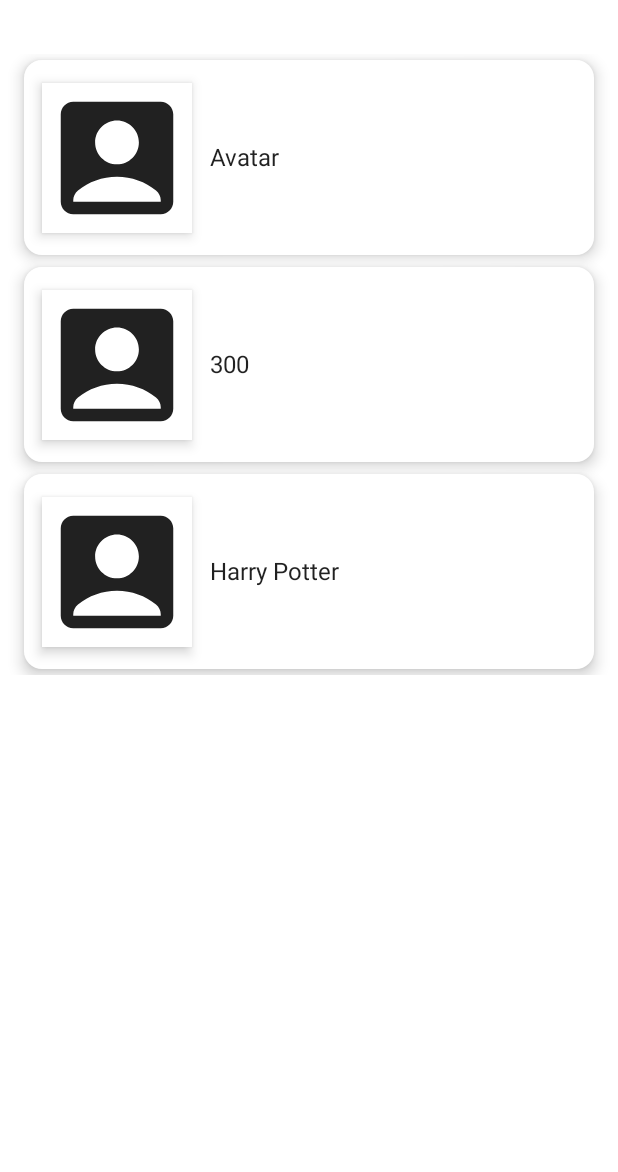
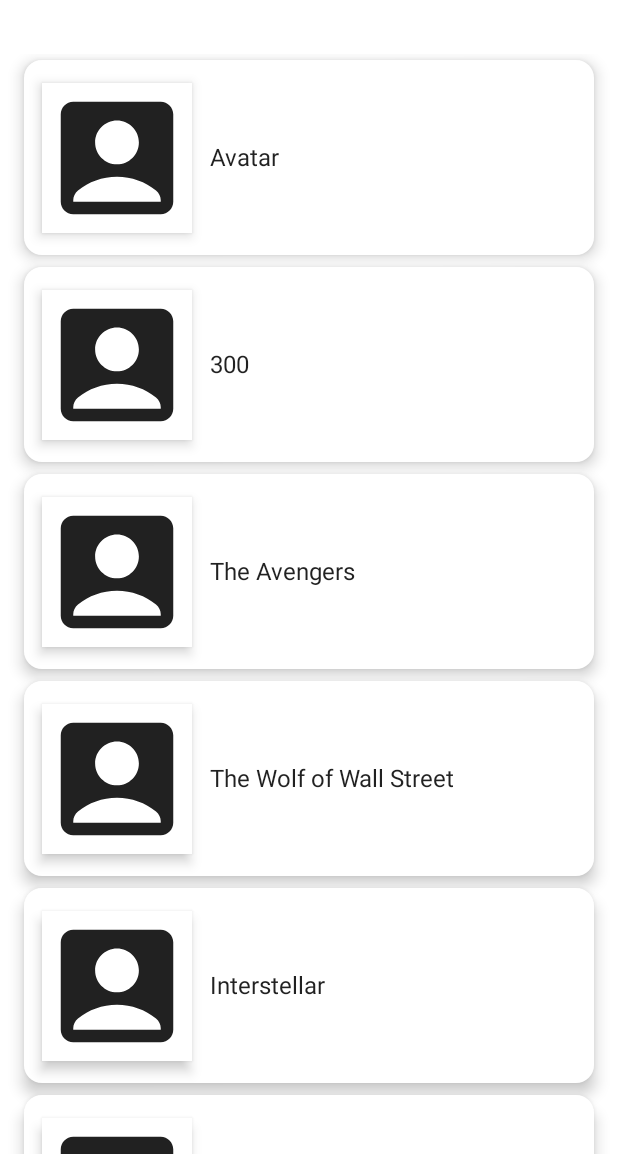
Before and after one commit to nishatoma/MovieApp, an Android app built with Jetpack Compose: the screen it shows after launch (MainActivity), on a phone screen of 412 x 824 dp, the part 64-1236 px from its top. Run offline under Robolectric (Android 15) with nearby library versions, the phone set to English and light mode, and no system bars.

Commit message:
Adding movie data class and refactoring some code

```diff
--- a/app/src/main/java/com/example/movieapp/MainActivity.kt
+++ b/app/src/main/java/com/example/movieapp/MainActivity.kt
@@ -1,26 +1,10 @@
 package com.example.movieapp
 
 import android.os.Bundle
-import android.util.Log
 import androidx.activity.ComponentActivity
 import androidx.activity.compose.setContent
-import androidx.compose.foundation.clickable
-import androidx.compose.foundation.layout.*
-import androidx.compose.foundation.lazy.LazyColumn
-import androidx.compose.foundation.lazy.items
-import androidx.compose.foundation.shape.CornerSize
-import androidx.compose.foundation.shape.RoundedCornerShape
-import androidx.compose.material.*
-import androidx.compose.material.icons.Icons
-import androidx.compose.material.icons.filled.AccountBox
 import androidx.compose.runtime.Composable
-import androidx.compose.ui.Alignment
-import androidx.compose.ui.Modifier
-import androidx.compose.ui.graphics.Color
-import androidx.compose.ui.graphics.RectangleShape
 import androidx.compose.ui.tooling.preview.Preview
-import androidx.compose.ui.unit.dp
-import androidx.navigation.NavController
 import com.example.movieapp.navigation.MovieNavigation
 import com.example.movieapp.ui.theme.MovieAppTheme
 
@@ -44,35 +28,6 @@ fun MyApp(content: @Composable () -> Unit) {
     }
 }
 
-
-@Composable
-fun MovieRow(movie: String, onItemClick: (String) -> Unit = {}) {
-    Card(modifier = Modifier
-        .padding(4.dp)
-        .fillMaxWidth()
-        .height(130.dp)
-        .clickable {
-            onItemClick(movie)
-        },
-    shape = RoundedCornerShape(corner = CornerSize(12.dp)),
-    elevation = 6.dp) {
-        Row(verticalAlignment = Alignment.CenterVertically,
-        horizontalArrangement = Arrangement.Start) {
-            Surface(modifier = Modifier
-                .padding(12.dp)
-                .size(100.dp),
-            shape = RectangleShape,
-            elevation = 5.dp) {
-                Icon(imageVector = Icons.Default.AccountBox,
-                    contentDescription = "Movie Image")
-            }
-
-            Text(text = movie)
-        }
-
-    }
-}
-
 @Preview(showBackground = true)
 @Composable
 fun DefaultPreview() {
--- a/app/src/main/java/com/example/movieapp/components/ScaffoldComponent.kt
+++ /dev/null
@@ -1,39 +0,0 @@
-package com.example.movieapp.components
-
-import androidx.compose.foundation.layout.Spacer
-import androidx.compose.foundation.layout.padding
-import androidx.compose.material.Scaffold
-import androidx.compose.material.Text
-import androidx.compose.material.TopAppBar
-import androidx.compose.runtime.Composable
-import androidx.compose.ui.Modifier
-import androidx.compose.ui.graphics.Color
-import androidx.compose.ui.unit.Dp
-import androidx.compose.ui.unit.dp
-
-@Composable
-fun MovieAppTopBar(
-    backGroundColor: Color = Color.White,
-    elevation: Dp = 0.dp,
-    padding: Dp = 0.dp,
-    topBarText: String = "Movies",
-    navigationIcon: @Composable (() -> Unit)? = null,
-    content: @Composable () -> Unit
-) {
-    // Scaffold
-    Scaffold(topBar = {
-        TopAppBar(
-            backgroundColor = backGroundColor,
-            elevation = elevation,
-            modifier = Modifier.padding(padding)
-        ) {
-            if (navigationIcon != null) {
-                navigationIcon()
-            }
-            Spacer(modifier = Modifier.padding(5.dp))
-            Text(text = topBarText)
-        }
-    }) {
-        content()
-    }
-}
--- /dev/null
+++ b/app/src/main/java/com/example/movieapp/components/Widgets.kt
@@ -0,0 +1,80 @@
+package com.example.movieapp.components
+
+import androidx.compose.foundation.clickable
+import androidx.compose.foundation.layout.*
+import androidx.compose.foundation.shape.CornerSize
+import androidx.compose.foundation.shape.RoundedCornerShape
+import androidx.compose.material.*
+import androidx.compose.material.icons.Icons
+import androidx.compose.material.icons.filled.AccountBox
+import androidx.compose.runtime.Composable
+import androidx.compose.ui.Alignment
+import androidx.compose.ui.Modifier
+import androidx.compose.ui.graphics.Color
+import androidx.compose.ui.graphics.RectangleShape
+import androidx.compose.ui.unit.Dp
+import androidx.compose.ui.unit.dp
+import com.example.movieapp.model.Movie
+
+@Composable
+fun MovieAppTopBar(
+    backGroundColor: Color = Color.White,
+    elevation: Dp = 0.dp,
+    padding: Dp = 0.dp,
+    topBarText: String = "Movies",
+    navigationIcon: @Composable (() -> Unit)? = null,
+    content: @Composable () -> Unit
+) {
+    // Scaffold
+    Scaffold(topBar = {
+        TopAppBar(
+            backgroundColor = backGroundColor,
+            elevation = elevation,
+            modifier = Modifier.padding(padding)
+        ) {
+            if (navigationIcon != null) {
+                navigationIcon()
+            }
+            Spacer(modifier = Modifier.padding(5.dp))
+            Text(text = topBarText)
+        }
+    }) {
+        content()
+    }
+}
+
+@Composable
+fun MovieRow(movie: Movie, onItemClick: (String) -> Unit = {}) {
+    Card(
+        modifier = Modifier
+            .padding(4.dp)
+            .fillMaxWidth()
+            .height(130.dp)
+            .clickable {
+                onItemClick(movie.id)
+            },
+        shape = RoundedCornerShape(corner = CornerSize(12.dp)),
+        elevation = 6.dp
+    ) {
+        Row(
+            verticalAlignment = Alignment.CenterVertically,
+            horizontalArrangement = Arrangement.Start
+        ) {
+            Surface(
+                modifier = Modifier
+                    .padding(12.dp)
+                    .size(100.dp),
+                shape = RectangleShape,
+                elevation = 5.dp
+            ) {
+                Icon(
+                    imageVector = Icons.Default.AccountBox,
+                    contentDescription = "Movie Image"
+                )
+            }
+
+            Text(text = movie.title)
+        }
+
+    }
+}
--- /dev/null
+++ b/app/src/main/java/com/example/movieapp/model/Movie.kt
@@ -0,0 +1,154 @@
+package com.example.movieapp.model
+
+data class Movie(
+    val id: String,
+    val title: String,
+    val year: String,
+    val genre: String,
+    val director: String,
+    val actors: String,
+    val plot: String,
+    val poster: String,
+    val images: List<String>,
+    val rating: String
+)
+
+fun getMovies(): List<Movie> {
+    return listOf(
+        Movie(id = "tt0499549",
+            title = "Avatar",
+            year = "2009",
+            genre = "Action, Adventure, Fantasy",
+            director = "James Cameron",
+            actors = "Sam Worthington, Zoe Saldana, Sigourney Weaver, Stephen Lang",
+            plot = "A paraplegic marine dispatched to the moon Pandora on a unique mission becomes torn between following his orders and protecting the world he feels is his home.",
+            poster = "http://ia.media-imdb.com/images/M/MV5BMTYwOTEwNjAzMl5BMl5BanBnXkFtZTcwODc5MTUwMw@@._V1_SX300.jpg",
+            images = listOf("https://images-na.ssl-images-amazon.com/images/M/MV5BMjEyOTYyMzUxNl5BMl5BanBnXkFtZTcwNTg0MTUzNA@@._V1_SX1500_CR0,0,1500,999_AL_.jpg",
+                "https://images-na.ssl-images-amazon.com/images/M/MV5BNzM2MDk3MTcyMV5BMl5BanBnXkFtZTcwNjg0MTUzNA@@._V1_SX1777_CR0,0,1777,999_AL_.jpg",
+                "https://images-na.ssl-images-amazon.com/images/M/MV5BMTY2ODQ3NjMyMl5BMl5BanBnXkFtZTcwODg0MTUzNA@@._V1_SX1777_CR0,0,1777,999_AL_.jpg",
+                "https://images-na.ssl-images-amazon.com/images/M/MV5BMTMxOTEwNDcxN15BMl5BanBnXkFtZTcwOTg0MTUzNA@@._V1_SX1777_CR0,0,1777,999_AL_.jpg",
+                "https://images-na.ssl-images-amazon.com/images/M/MV5BMTYxMDg1Nzk1MV5BMl5BanBnXkFtZTcwMDk0MTUzNA@@._V1_SX1500_CR0,0,1500,999_AL_.jpg"),
+            rating = "7.9"),
+
+        Movie(id = "tt0416449",
+            title = "300",
+            year = "2006",
+            genre = "Action, Drama, Fantasy",
+            director = "Zack Snyder",
+            actors = "Gerard Butler, Lena Headey, Dominic West, David Wenham",
+            plot = "King Leonidas of Sparta and a force of 300 men fight the Persians at Thermopylae in 480 B.C.",
+            poster = "http://ia.media-imdb.com/images/M/MV5BMjAzNTkzNjcxNl5BMl5BanBnXkFtZTYwNDA4NjE3._V1_SX300.jpg",
+            images = listOf("https://images-na.ssl-images-amazon.com/images/M/MV5BMTMwNTg5MzMwMV5BMl5BanBnXkFtZTcwMzA2NTIyMw@@._V1_SX1777_CR0,0,1777,937_AL_.jpg",
+                "https://images-na.ssl-images-amazon.com/images/M/MV5BMTQwNTgyNTMzNF5BMl5BanBnXkFtZTcwNDA2NTIyMw@@._V1_SX1777_CR0,0,1777,935_AL_.jpg",
+                "https://images-na.ssl-images-amazon.com/images/M/MV5BMTc0MjQzOTEwMV5BMl5BanBnXkFtZTcwMzE2NTIyMw@@._V1_SX1777_CR0,0,1777,947_AL_.jpg"
+
+            ),
+            rating = "7.7"),
+
+        Movie(id = "tt0848228",
+            title = "The Avengers",
+            year = "2012",
+            genre = "Action, Sci-Fi, Thriller",
+            director = "Joss Whedon",
+            actors = "Robert Downey Jr., Chris Evans, Mark Ruffalo, Chris Hemsworth",
+            plot = "Earth's mightiest heroes must come together and learn to fight as a team if they are to stop the mischievous Loki and his alien army from enslaving humanity.",
+            poster = "http://ia.media-imdb.com/images/M/MV5BMTk2NTI1MTU4N15BMl5BanBnXkFtZTcwODg0OTY0Nw@@._V1_SX300.jpg",
+            images = listOf("https://images-na.ssl-images-amazon.com/images/M/MV5BMTA0NjY0NzE4OTReQTJeQWpwZ15BbWU3MDczODg2Nzc@._V1_SX1777_CR0,0,1777,999_AL_.jpg",
+                "https://images-na.ssl-images-amazon.com/images/M/MV5BMjE1MzEzMjcyM15BMl5BanBnXkFtZTcwNDM4ODY3Nw@@._V1_SX1777_CR0,0,1777,999_AL_.jpg",
+                "https://images-na.ssl-images-amazon.com/images/M/MV5BMjMwMzM2MTg1M15BMl5BanBnXkFtZTcwNjM4ODY3Nw@@._V1_SX1777_CR0,0,1777,999_AL_.jpg",
+                "https://images-na.ssl-images-amazon.com/images/M/MV5BMTQ4NzM2Mjc5MV5BMl5BanBnXkFtZTcwMTkwOTY3Nw@@._V1_SX1777_CR0,0,1777,999_AL_.jpg",
+                "https://images-na.ssl-images-amazon.com/images/M/MV5BMTc3MzQ3NjA5N15BMl5BanBnXkFtZTcwMzY5OTY3Nw@@._V1_SX1777_CR0,0,1777,999_AL_.jpg"),
+            rating = "8.1"),
+
+        Movie(id = "tt0993846",
+            title = "The Wolf of Wall Street",
+            year = "2013",
+            genre = "Biography, Comedy, Crime",
+            director = "Martin Scorsese",
+            actors = "Leonardo DiCaprio, Jonah Hill, Margot Robbie, Matthew McConaughey",
+            plot = "Based on the true story of Jordan Belfort, from his rise to a wealthy stock-broker living the high life to his fall involving crime, corruption and the federal government.",
+            poster = "http://ia.media-imdb.com/images/M/MV5BMjIxMjgxNTk0MF5BMl5BanBnXkFtZTgwNjIyOTg2MDE@._V1_SX300.jpg",
+            images = listOf("https://images-na.ssl-images-amazon.com/images/M/MV5BNDIwMDIxNzk3Ml5BMl5BanBnXkFtZTgwMTg0MzQ4MDE@._V1_SX1500_CR0,0,1500,999_AL_.jpg",
+                "https://images-na.ssl-images-amazon.com/images/M/MV5BMTc0NzAxODAyMl5BMl5BanBnXkFtZTgwMDg0MzQ4MDE@._V1_SX1500_CR0,0,1500,999_AL_.jpg",
+                "https://images-na.ssl-images-amazon.com/images/M/MV5BMTExMDk1MDE4NzVeQTJeQWpwZ15BbWU4MDM4NDM0ODAx._V1_SX1500_CR0,0,1500,999_AL_.jpg",
+                "https://images-na.ssl-images-amazon.com/images/M/MV5BMTg3MTY4NDk4Nl5BMl5BanBnXkFtZTgwNjc0MzQ4MDE@._V1_SX1500_CR0,0,1500,999_AL_.jpg",
+                "https://images-na.ssl-images-amazon.com/images/M/MV5BMTgzMTg4MDI0Ml5BMl5BanBnXkFtZTgwOTY0MzQ4MDE@._V1_SY1000_CR0,0,1553,1000_AL_.jpg"),
+            rating = "8.2"),
+
+        Movie(id = "tt0816692",
+            title = "Interstellar",
+            year = "2014",
+            genre = "Adventure, Drama, Sci-Fi",
+            director = "Christopher Nolan",
+            actors = "Ellen Burstyn, Matthew McConaughey, Mackenzie Foy, John Lithgow",
+            plot = "A team of explorers travel through a wormhole in space in an attempt to ensure humanity's survival.",
+            poster = "http://ia.media-imdb.com/images/M/MV5BMjIxNTU4MzY4MF5BMl5BanBnXkFtZTgwMzM4ODI3MjE@._V1_SX300.jpg",
+            images = listOf("https://images-na.ssl-images-amazon.com/images/M/MV5BMjA3NTEwOTMxMV5BMl5BanBnXkFtZTgwMjMyODgxMzE@._V1_SX1500_CR0,0,1500,999_AL_.jpg",
+                "https://images-na.ssl-images-amazon.com/images/M/MV5BMzQ5ODE2MzEwM15BMl5BanBnXkFtZTgwMTMyODgxMzE@._V1_SX1500_CR0,0,1500,999_AL_.jpg",
+                "https://images-na.ssl-images-amazon.com/images/M/MV5BMTg4Njk4MzY0Nl5BMl5BanBnXkFtZTgwMzIyODgxMzE@._V1_SX1500_CR0,0,1500,999_AL_.jpg",
+                "https://images-na.ssl-images-amazon.com/images/M/MV5BMzE3MTM0MTc3Ml5BMl5BanBnXkFtZTgwMDIyODgxMzE@._V1_SX1500_CR0,0,1500,999_AL_.jpg",
+                "https://images-na.ssl-images-amazon.com/images/M/MV5BNjYzNjE2NDk3N15BMl5BanBnXkFtZTgwNzEyODgxMzE@._V1_SX1500_CR0,0,1500,999_AL_.jpg"),
+            rating = "8.6"),
+        Movie(id = "tt0944947",
+            title = "Game of Thrones",
+            year = "2011 - 2018",
+            genre = "Adventure, Drama, Fantasy",
+            director = "N/A",
+            actors = "Peter Dinklage, Lena Headey, Emilia Clarke, Kit Harington",
+            plot = "While a civil war brews between several noble families in Westeros, the children of the former rulers of the land attempt to rise up to power. Meanwhile a forgotten race, bent on destruction, plans to return after thousands of years in the North.",
+            poster = "http://ia.media-imdb.com/images/M/MV5BMjM5OTQ1MTY5Nl5BMl5BanBnXkFtZTgwMjM3NzMxODE@._V1_SX300.jpg",
+            images = listOf("https://images-na.ssl-images-amazon.com/images/M/MV5BNDc1MGUyNzItNWRkOC00MjM1LWJjNjMtZTZlYWIxMGRmYzVlXkEyXkFqcGdeQXVyMzU3MDEyNjk@._V1_SX1777_CR0,0,1777,999_AL_.jpg",
+                "https://images-na.ssl-images-amazon.com/images/M/MV5BZjZkN2M5ODgtMjQ2OC00ZjAxLWE1MjMtZDE0OTNmNGM0NWEwXkEyXkFqcGdeQXVyNjUxNzgwNTE@._V1_SX1777_CR0,0,1777,999_AL_.jpg",
+                "https://images-na.ssl-images-amazon.com/images/M/MV5BMDk4Y2Y1MDAtNGVmMC00ZTlhLTlmMmQtYjcyN2VkNzUzZjg2XkEyXkFqcGdeQXVyNjUxNzgwNTE@._V1_SX1777_CR0,0,1777,999_AL_.jpg",
+                "https://images-na.ssl-images-amazon.com/images/M/MV5BNjZjNWIzMzQtZWZjYy00ZTkwLWJiMTYtOWRkZDBhNWJhY2JmXkEyXkFqcGdeQXVyMjk3NTUyOTc@._V1_SX1777_CR0,0,1777,999_AL_.jpg",
+                "https://images-na.ssl-images-amazon.com/images/M/MV5BNTMyMTRjZWEtM2UxMS00ZjU5LWIxMTYtZDA5YmJhZmRjYTc4XkEyXkFqcGdeQXVyMjk3NTUyOTc@._V1_SX1777_CR0,0,1777,999_AL_.jpg"),
+            rating = "9.5"),
+
+
+        Movie(id = "tt2306299",
+            title = "Vikings",
+            year = "2013–2020",
+            genre = "Action, Drama, History",
+            director = "N/A",
+            actors = "Travis Fimmel, Clive Standen, Gustaf Skarsgård, Katheryn Winnick",
+            plot = "The world of the Vikings is brought to life through the journey of Ragnar Lothbrok, the first Viking to emerge from Norse legend and onto the pages of history - a man on the edge of myth.",
+            poster = "http://ia.media-imdb.com/images/M/MV5BOTEzNzI3MDc0N15BMl5BanBnXkFtZTgwMzk1MzA5NzE@._V1_SX300.jpg",
+            images = listOf("https://images-na.ssl-images-amazon.com/images/M/MV5BMjM5MTM1ODUxNV5BMl5BanBnXkFtZTgwNTAzOTI2ODE@._V1_.jpg",
+                "https://images-na.ssl-images-amazon.com/images/M/MV5BNzU2NDcxODMyOF5BMl5BanBnXkFtZTgwNDAzOTI2ODE@._V1_.jpg",
+                "https://images-na.ssl-images-amazon.com/images/M/MV5BMjMzMzIzOTU2M15BMl5BanBnXkFtZTgwODMzMTkyODE@._V1_SY1000_SX1500_AL_.jpg",
+                "https://images-na.ssl-images-amazon.com/images/M/MV5BMTQ2NTQ2MDA3NF5BMl5BanBnXkFtZTgwODkxMDUxODE@._V1_SY1000_SX1500_AL_.jpg",
+                "https://images-na.ssl-images-amazon.com/images/M/MV5BMTcxOTQ3NTA5N15BMl5BanBnXkFtZTgwMzExMDUxODE@._V1_SY1000_SX1500_AL_.jpg"),
+            rating = "9.5"),
+
+        Movie(id = "tt0903747",
+            title = "Breaking Bad",
+            year = "2008–2013",
+            genre = "Crime, Drama, Thriller",
+            director = "N/A",
+            actors = "Bryan Cranston, Anna Gunn, Aaron Paul, Dean Norris",
+            plot = "A high school chemistry teacher diagnosed with inoperable lung cancer turns to manufacturing and selling methamphetamine in order to secure his family's financial future.",
+            poster = "http://ia.media-imdb.com/images/M/MV5BMTQ0ODYzODc0OV5BMl5BanBnXkFtZTgwMDk3OTcyMDE@._V1_SX300.jpg",
+            images = listOf("https://images-na.ssl-images-amazon.com/images/M/MV5BMTgyMzI5NDc5Nl5BMl5BanBnXkFtZTgwMjM0MTI2MDE@._V1_SY1000_CR0,0,1498,1000_AL_.jpg",
+                "https://images-na.ssl-images-amazon.com/images/M/MV5BMTQ2NDkwNDk5NV5BMl5BanBnXkFtZTgwNDM0MTI2MDE@._V1_SY1000_CR0,0,1495,1000_AL_.jpg",
+                "https://images-na.ssl-images-amazon.com/images/M/MV5BMTM4NDcyNDMzMF5BMl5BanBnXkFtZTgwOTI0MTI2MDE@._V1_SY1000_CR0,0,1495,1000_AL_.jpg",
+                "https://images-na.ssl-images-amazon.com/images/M/MV5BMTAzMTczMjM3NjFeQTJeQWpwZ15BbWU4MDc1MTI1MzAx._V1_SY1000_CR0,0,1495,1000_AL_.jpg",
+                "https://images-na.ssl-images-amazon.com/images/M/MV5BMjA5MTE3MTgwMF5BMl5BanBnXkFtZTgwOTQxMjUzMDE@._V1_SX1500_CR0,0,1500,999_AL_.jpg"),
+            rating = "9.5"),
+
+        Movie(id = "tt2707408",
+            title = "Narcos",
+            year = "2015-",
+            genre = "Biography, Crime, Drama",
+            director = "N/A",
+            actors = "Wagner Moura, Boyd Holbrook, Pedro Pascal, Joanna Christie",
+            plot = "A chronicled look at the criminal exploits of Colombian drug lord Pablo Escobar.",
+            poster = "http://ia.media-imdb.com/images/M/MV5BMTU0ODQ4NDg2OF5BMl5BanBnXkFtZTgwNzczNTE4OTE@._V1_SX300.jpg",
+            images = listOf("https://images-na.ssl-images-amazon.com/images/M/MV5BMTk2MDMzMTc0MF5BMl5BanBnXkFtZTgwMTAyMzA1OTE@._V1_SX1500_CR0,0,1500,999_AL_.jpg",
+                "https://images-na.ssl-images-amazon.com/images/M/MV5BMjIxMDkyOTEyNV5BMl5BanBnXkFtZTgwNjY3Mjc3OTE@._V1_SY1000_SX1500_AL_.jpg",
+                "https://images-na.ssl-images-amazon.com/images/M/MV5BMjA2NDUwMTU2NV5BMl5BanBnXkFtZTgwNTI1Mzc3OTE@._V1_SY1000_CR0,0,1499,1000_AL_.jpg",
+                "https://images-na.ssl-images-amazon.com/images/M/MV5BODA1NjAyMTQ3Ml5BMl5BanBnXkFtZTgwNjI1Mzc3OTE@._V1_SY1000_CR0,0,1499,1000_AL_.jpg",
+                "https://images-na.ssl-images-amazon.com/images/M/MV5BMTU0NzQ0OTAwNl5BMl5BanBnXkFtZTgwMDAyMzA1OTE@._V1_SX1500_CR0,0,1500,999_AL_.jpg"),
+            rating = "9.5"),
+
+        )
+}
--- a/app/src/main/java/com/example/movieapp/screens/home/HomeScreen.kt
+++ b/app/src/main/java/com/example/movieapp/screens/home/HomeScreen.kt
@@ -9,8 +9,10 @@ import androidx.compose.runtime.Composable
 import androidx.compose.ui.Modifier
 import androidx.compose.ui.unit.dp
 import androidx.navigation.NavController
-import com.example.movieapp.MovieRow
+import com.example.movieapp.components.MovieRow;
 import com.example.movieapp.components.MovieAppTopBar
+import com.example.movieapp.model.Movie
+import com.example.movieapp.model.getMovies
 import com.example.movieapp.screens.MovieScreens
 
 // Remember this composable is called
@@ -26,11 +28,7 @@ fun HomeScreen(navController: NavController) {
 @Composable
 fun MainContent(
     navController: NavController,
-    movieList: List<String> = listOf(
-        "Avatar",
-        "300",
-        "Harry Potter"
-    )
+    movieList: List<Movie> = getMovies()
 ) {
     // Create a structure that will allow us to create
     // a list of movies
@@ -42,7 +40,7 @@ fun MainContent(
                     // We can actually use navController now to access
                     // the details screen!!
                     // Now we have to pass the actual data
-                    navController.navigate(MovieScreens.DetailScreen.name + "/$movie")
+                    navController.navigate(MovieScreens.DetailScreen.name + "/${movie}")
                 }
             }
         }
```
